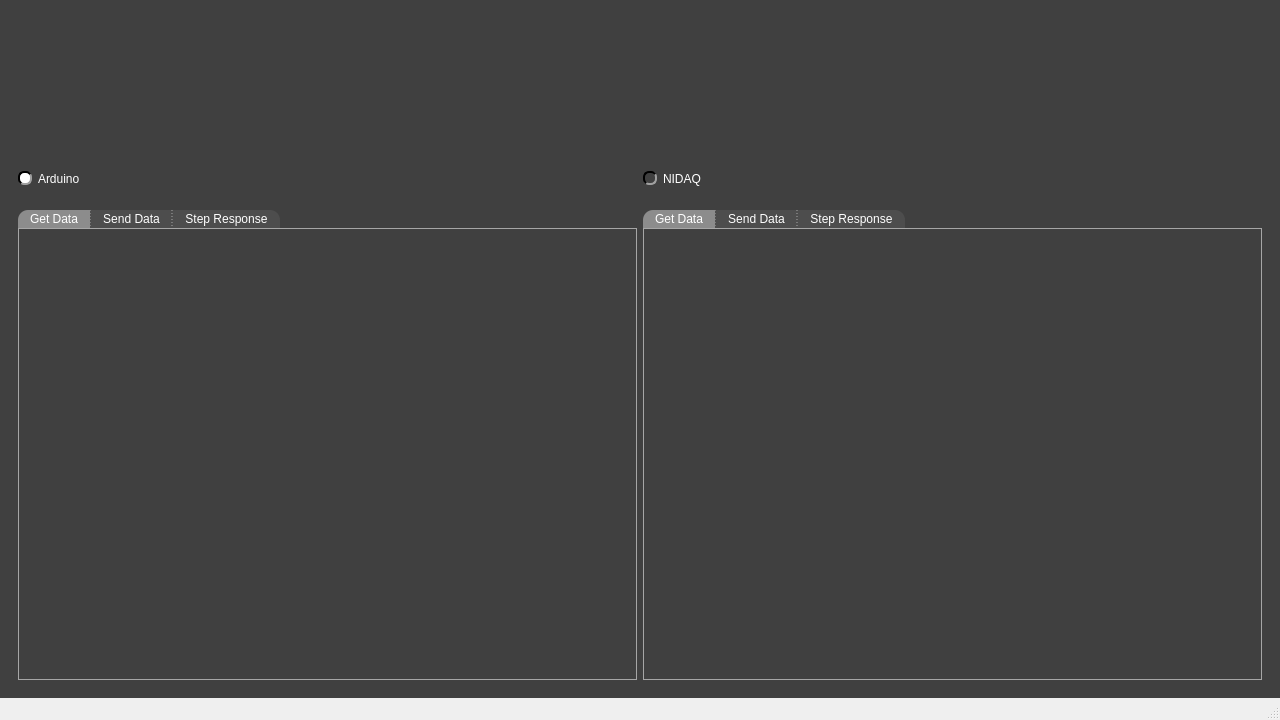
This is pydaq/uis/PyDAQ_Base.ui in samirmartins/pydaq as Qt 5 draws it before an edit. The edited form follows.
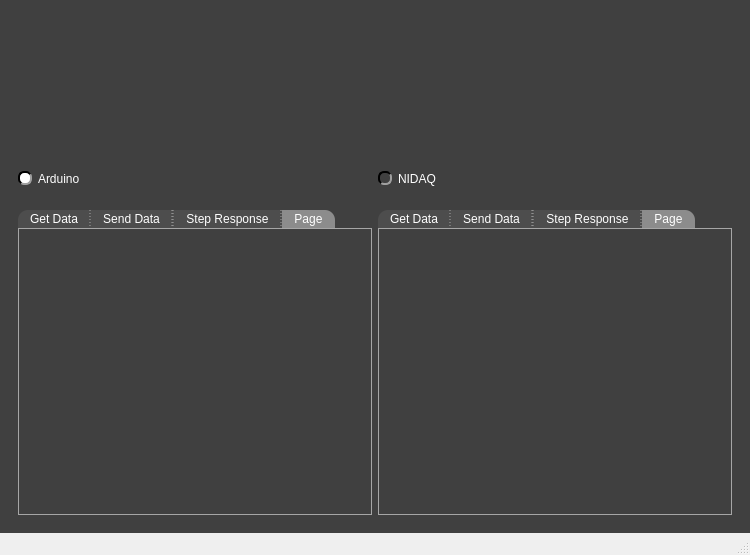
This is the edited form. The open tabs and pages were chosen to show the change. Icons and pictures are not drawn. Custom widgets are drawn as their Qt base class.

Patch:
```diff
--- a/pydaq/uis/PyDAQ_Base.ui
+++ b/pydaq/uis/PyDAQ_Base.ui
@@ -6,20 +6,14 @@
    <rect>
     <x>0</x>
     <y>0</y>
-    <width>1280</width>
-    <height>720</height>
+    <width>750</width>
+    <height>555</height>
    </rect>
   </property>
   <property name="minimumSize">
    <size>
-    <width>1280</width>
-    <height>720</height>
-   </size>
-  </property>
-  <property name="maximumSize">
-   <size>
-    <width>16777215</width>
-    <height>16777215</height>
+    <width>750</width>
+    <height>0</height>
    </size>
   </property>
   <property name="windowTitle">
@@ -467,8 +461,8 @@
                <rect>
                 <x>0</x>
                 <y>0</y>
-                <width>599</width>
-                <height>402</height>
+                <width>334</width>
+                <height>237</height>
                </rect>
               </property>
               <layout class="QGridLayout" name="gridLayout_8">
@@ -539,6 +533,35 @@
            </item>
           </layout>
          </widget>
+         <widget class="QWidget" name="get_model_nidaq_tab">
+          <attribute name="title">
+           <string>Page</string>
+          </attribute>
+          <layout class="QGridLayout" name="gridLayout_13">
+           <item row="0" column="0">
+            <widget class="QScrollArea" name="scrollArea_7">
+             <property name="widgetResizable">
+              <bool>true</bool>
+             </property>
+             <widget class="QWidget" name="scrollAreaWidgetContents">
+              <property name="geometry">
+               <rect>
+                <x>0</x>
+                <y>0</y>
+                <width>334</width>
+                <height>237</height>
+               </rect>
+              </property>
+              <layout class="QGridLayout" name="gridLayout_15">
+               <item row="0" column="0">
+                <widget class="QWidget" name="getm_nidaq_placeholder" native="true"/>
+               </item>
+              </layout>
+             </widget>
+            </widget>
+           </item>
+          </layout>
+         </widget>
         </widget>
        </item>
        <item row="0" column="0">
@@ -570,8 +593,8 @@
                <rect>
                 <x>0</x>
                 <y>0</y>
-                <width>599</width>
-                <height>402</height>
+                <width>334</width>
+                <height>237</height>
                </rect>
               </property>
               <layout class="QGridLayout" name="gridLayout_11">
@@ -642,6 +665,35 @@
            </item>
           </layout>
          </widget>
+         <widget class="QWidget" name="get_model_arduino_tab">
+          <attribute name="title">
+           <string>Page</string>
+          </attribute>
+          <layout class="QGridLayout" name="gridLayout_16">
+           <item row="0" column="0">
+            <widget class="QScrollArea" name="scrollArea_8">
+             <property name="widgetResizable">
+              <bool>true</bool>
+             </property>
+             <widget class="QWidget" name="scrollAreaWidgetContents_2">
+              <property name="geometry">
+               <rect>
+                <x>0</x>
+                <y>0</y>
+                <width>334</width>
+                <height>237</height>
+               </rect>
+              </property>
+              <layout class="QGridLayout" name="gridLayout_17">
+               <item row="0" column="0">
+                <widget class="QWidget" name="getm_arduino_placeholder" native="true"/>
+               </item>
+              </layout>
+             </widget>
+            </widget>
+           </item>
+          </layout>
+         </widget>
         </widget>
        </item>
       </layout>
```
Left out of the diff: 28 changed lines with no effect on the pictures.
